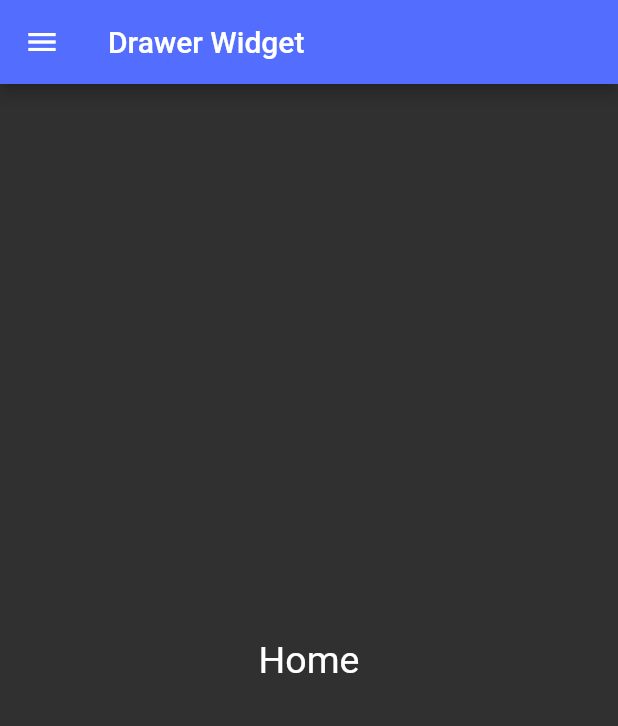
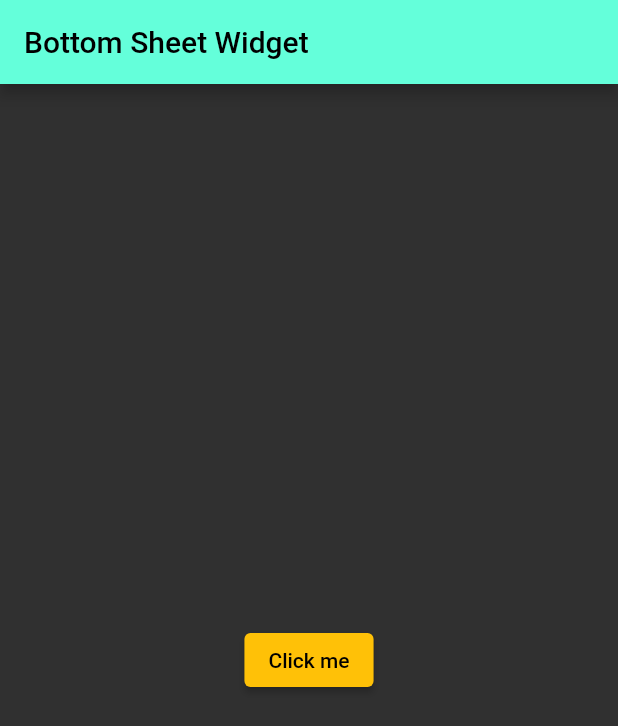
Before and after one commit to iampradeep-hr/first_app, a Flutter app: the screen it shows after launch, on a phone screen of 412 x 824 dp. Shown: the top 726 px of the screen. Run offline on Flutter 3.47's test engine with Material 2 defaults, Android fonts, the phone set to English and light mode, and no system bars.

```diff
--- a/lib/main.dart
+++ b/lib/main.dart
@@ -2,7 +2,7 @@ import 'package:flutter/material.dart';
 import 'package:first_app/widgets/list_grid.dart';
 import 'package:first_app/widgets/dismissible.dart';
 import 'package:first_app/widgets/drawer.dart';
-
+import 'package:first_app/widgets/bottom_sheet.dart';
 
 void main() {
   runApp(const MyApp());
@@ -20,7 +20,7 @@ class MyApp extends StatelessWidget {
         brightness: Brightness.dark,
         primarySwatch: Colors.amber,
       ),
-      home: DrawerWidget(),
+      home: BottomSheetWidget(),
     );
   }
 }
--- /dev/null
+++ b/lib/widgets/bottom_sheet.dart
@@ -0,0 +1,50 @@
+import 'package:flutter/cupertino.dart';
+import 'package:flutter/material.dart';
+
+class BottomSheetWidget extends StatelessWidget {
+  List<String> cars = [
+    "Toyota Supra",
+    "Skyline",
+    "Mazda MX-5",
+    "Nissan GT-R",
+    "Honda Civic",
+    "Subaru"
+  ];
+
+  @override
+  Widget build(BuildContext context) {
+    return Scaffold(
+      appBar: AppBar(
+        title: const Text(
+          "Bottom Sheet Widget",
+          style: TextStyle(color: Colors.black),
+        ),
+        backgroundColor: Colors.tealAccent,
+      ),
+      body: Center(
+        child: ElevatedButton(
+          child: Text("Click me"),
+          onPressed: () {
+            showModalBottomSheet(
+                isDismissible: false,
+                shape: RoundedRectangleBorder(
+                    borderRadius: BorderRadius.only(
+                        topLeft: Radius.circular(10),
+                        topRight: Radius.circular(10))),
+                backgroundColor: Colors.green,
+                elevation: 20,
+                context: context,
+                builder: (context) {
+                  return Column(mainAxisSize: MainAxisSize.min, children: [
+                    ListTile(title: Text(cars[0])),
+                    ListTile(title: Text(cars[1])),
+                    ListTile(title: Text(cars[2])),
+                    ListTile(title: Text(cars[3])),
+                  ]);
+                });
+          },
+        ),
+      ),
+    );
+  }
+}
```
